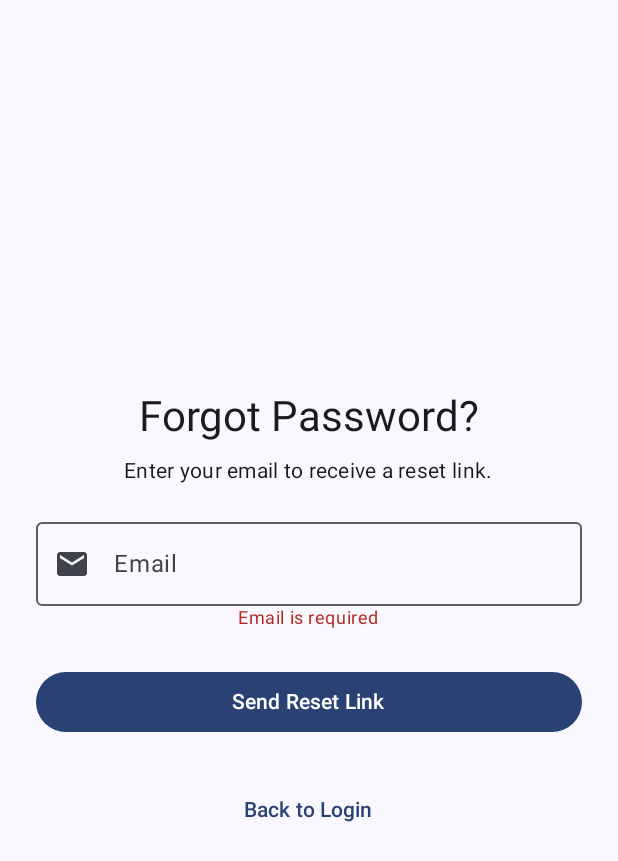
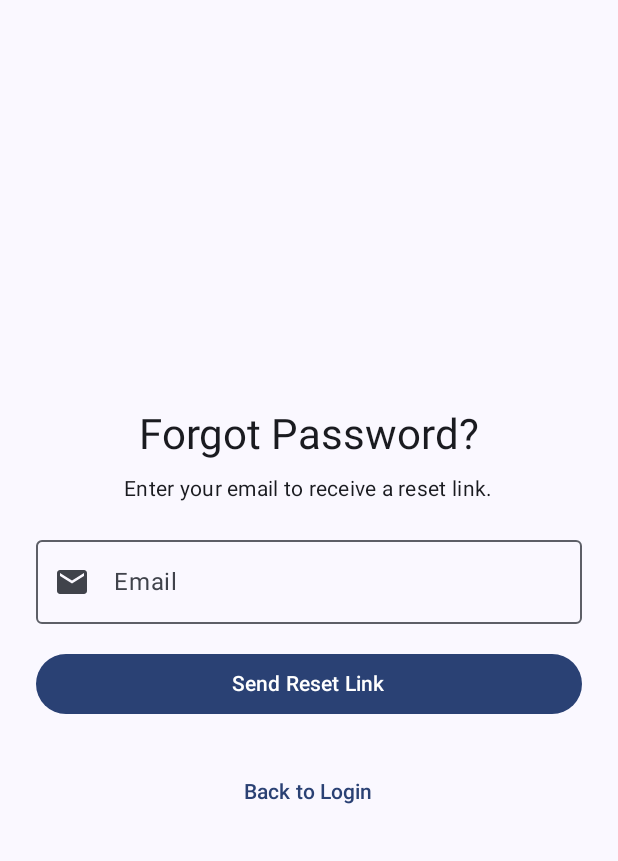
Before and after one commit to Mdmunnasardar/GhorOnGo, an Android app built with Jetpack Compose: the ForgotPasswordScreen screen opened through its navigation route, after a tap on "Send Reset Link", on a phone screen of 412 x 824 dp. Shown: the top 861 px of the screen. Run offline under Robolectric (Android 15) with nearby library versions, the phone set to English and light mode, and no system bars; our stand-ins replace Firebase (no records; nobody signed in at launch, a user with empty details on screens opened directly).

Commit message:
check mail screen and forget screen updating done no error

```diff
--- a/app/src/main/java/com/example/ghorongo/ui/screens/auth/ForgetPasswordScreens.kt
+++ b/app/src/main/java/com/example/ghorongo/ui/screens/auth/ForgetPasswordScreens.kt
@@ -48,11 +48,6 @@ fun ForgotPasswordScreen(
             modifier = Modifier.fillMaxWidth()
         )
 
-        authViewModel.emailError?.let {
-            Text(it, color = MaterialTheme.colorScheme.error, style = MaterialTheme.typography.bodySmall)
-            Spacer(modifier = Modifier.height(8.dp))
-        }
-
         Spacer(modifier = Modifier.height(16.dp))
 
         Button(
```
Also changed, not shown: app/src/main/java/com/example/ghorongo/ui/screens/auth/CheckEmailScreen.kt (line endings or trailing spaces).
